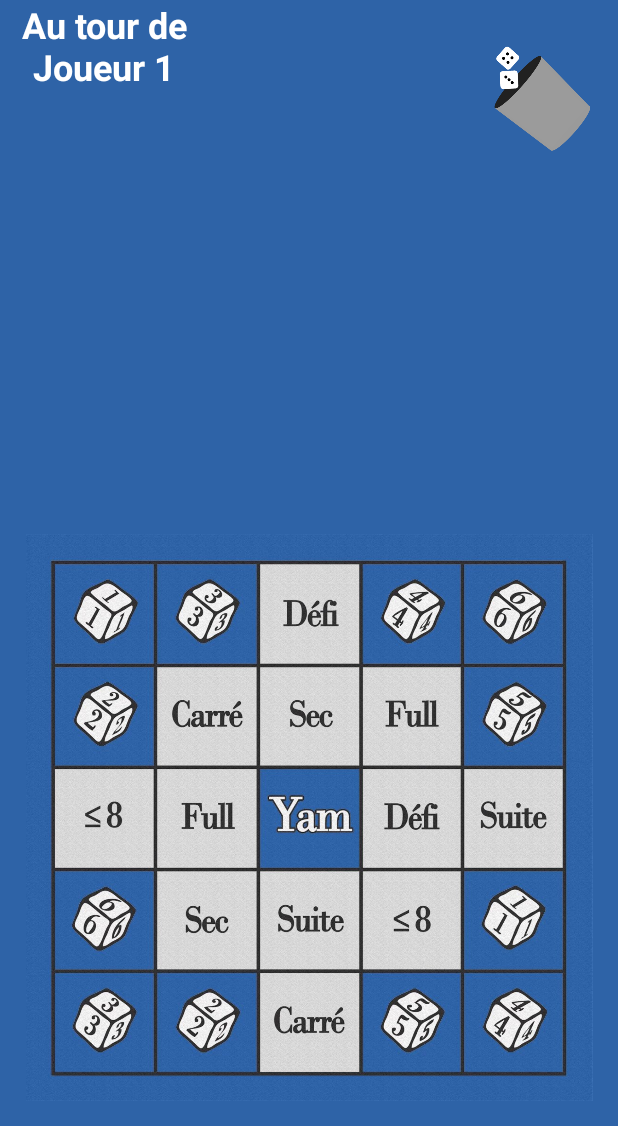
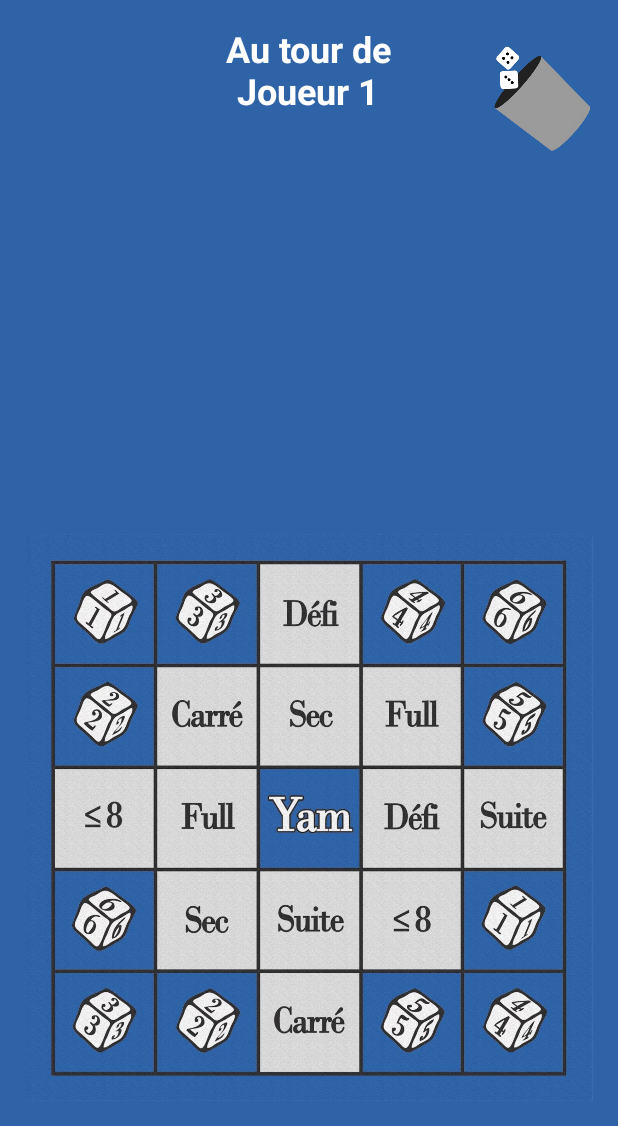
Before and after one commit to GregoireBellon/YamMaster, an Android app: the EcranJeu screen opened directly, with no data from a screen before it, on a phone screen of 412 x 824 dp. Shown: the top 1126 px of the screen. Run offline under Robolectric (Android 15) with nearby library versions, the phone set to English and light mode, and no system bars.

Commit message:
Interface Plateau

```diff
--- a/app/src/main/res/layout/activity_ecran_jeu.xml
+++ b/app/src/main/res/layout/activity_ecran_jeu.xml
@@ -37,11 +37,13 @@
         android:id="@+id/texteIndicTourJoueur"
         android:layout_width="139dp"
         android:layout_height="63dp"
+        android:layout_marginStart="136dp"
+        android:layout_marginTop="16dp"
         android:text="Au tour de Joueur 1"
         android:textAlignment="center"
         android:textColor="#FFFFFF"
         android:textSize="24sp"
         android:textStyle="bold"
-        tools:layout_editor_absoluteX="136dp"
-        tools:layout_editor_absoluteY="1dp" />
+        app:layout_constraintStart_toStartOf="parent"
+        app:layout_constraintTop_toTopOf="parent" />
 </androidx.constraintlayout.widget.ConstraintLayout>
```
